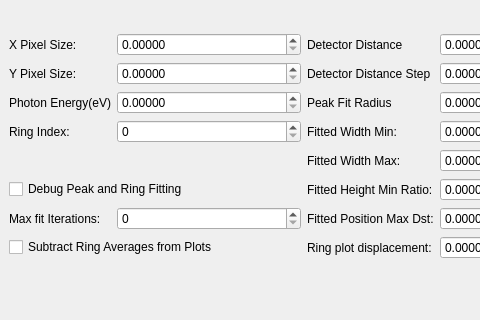
Before: the Qt Designer form source/qxrdcenterfinderdialog.ui in guyjennings/qxrd, drawn with Qt 5; both pictures show x 0 to 480 and y 270 to 590 of the 632 by 825 pixel window.
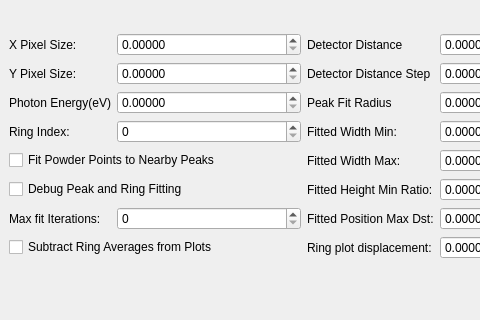
After: the same form once the commit is applied. Icons and pictures are not drawn. Custom widgets are drawn as their Qt base class.

Commit message: Added option to change centering.fitPowderPointPosition from centering panel

The edit to the form file:
```diff
--- a/source/qxrdcenterfinderdialog.ui
+++ b/source/qxrdcenterfinderdialog.ui
@@ -755,6 +755,16 @@
         </property>
        </widget>
       </item>
+      <item row="4" column="0" colspan="2">
+       <widget class="QCheckBox" name="m_FitPowderPointPosition">
+        <property name="toolTip">
+         <string/>
+        </property>
+        <property name="text">
+         <string>Fit Powder Points to Nearby Peaks</string>
+        </property>
+       </widget>
+      </item>
      </layout>
     </item>
     <item row="2" column="0">
```
The commit also changes 1 other file.
